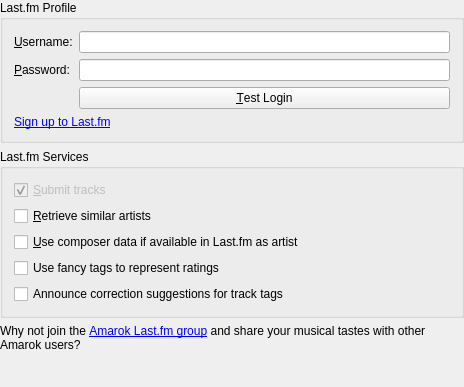
netrunner-debian-kde-extras/amarok, file src/services/lastfm/LastFmConfigWidget.ui: the form before one commit.
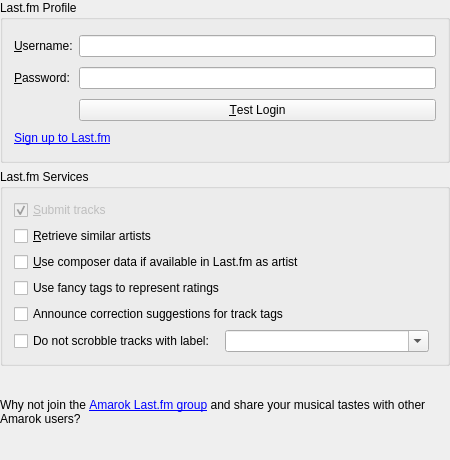
The form after the commit. Custom widgets are drawn as their Qt base class.

```diff
--- a/src/services/lastfm/LastFmConfigWidget.ui
+++ b/src/services/lastfm/LastFmConfigWidget.ui
@@ -6,8 +6,8 @@
    <rect>
     <x>0</x>
     <y>0</y>
-    <width>464</width>
-    <height>387</height>
+    <width>450</width>
+    <height>460</height>
    </rect>
   </property>
   <property name="minimumSize">
@@ -20,19 +20,6 @@
    <property name="margin">
     <number>0</number>
    </property>
-   <item row="5" column="0">
-    <spacer name="verticalSpacer">
-     <property name="orientation">
-      <enum>Qt::Vertical</enum>
-     </property>
-     <property name="sizeHint" stdset="0">
-      <size>
-       <width>20</width>
-       <height>0</height>
-      </size>
-     </property>
-    </spacer>
-   </item>
    <item row="0" column="0" rowspan="2">
     <widget class="QGroupBox" name="groupBox3">
      <property name="title">
@@ -104,7 +91,7 @@
      </layout>
     </widget>
    </item>
-   <item row="4" column="0">
+   <item row="6" column="0">
     <widget class="QLabel" name="kActiveLabel2">
      <property name="text">
       <string>Why not join the &lt;a href=&quot;http://www.last.fm:80/group/Amarok+Users&quot;&gt;Amarok Last.fm group&lt;/a&gt; and share your musical tastes with other Amarok users?</string>
@@ -117,7 +104,14 @@
      </property>
     </widget>
    </item>
-   <item row="3" column="0">
+   <item row="7" column="0">
+    <spacer name="verticalSpacer">
+     <property name="orientation">
+      <enum>Qt::Vertical</enum>
+     </property>
+    </spacer>
+   </item>
+   <item row="3" column="0" rowspan="2">
     <widget class="QGroupBox" name="groupBox2">
      <property name="title">
       <string>Last.fm Services</string>
@@ -176,6 +170,40 @@
         </property>
        </widget>
       </item>
+      <item>
+       <layout class="QHBoxLayout" name="horizontalLayout">
+        <item>
+         <widget class="QCheckBox" name="kcfg_FilterByLabel">
+          <property name="toolTip">
+           <string>&lt;html&gt;Check if you want certain tracks neither to be scrobbled nor to be updated to Last.fm now playing&lt;/html&gt;</string>
+          </property>
+          <property name="text">
+           <string>Do not scrobble tracks with label:</string>
+          </property>
+         </widget>
+        </item>
+        <item>
+         <widget class="QComboBox" name="kcfg_FilteredLabel">
+          <property name="toolTip">
+           <string>&lt;html&gt;Select a preferred label (or write a new one). Tracks with this label will not be scrobbled&lt;/html&gt;</string>
+          </property>
+          <property name="editable">
+           <bool>true</bool>
+          </property>
+          <property name="insertPolicy">
+           <enum>QComboBox::InsertAlphabetically</enum>
+          </property>
+         </widget>
+        </item>
+        <item>
+         <spacer name="horizontalSpacer">
+          <property name="orientation">
+           <enum>Qt::Horizontal</enum>
+          </property>
+         </spacer>
+        </item>
+       </layout>
+      </item>
      </layout>
     </widget>
    </item>
```
